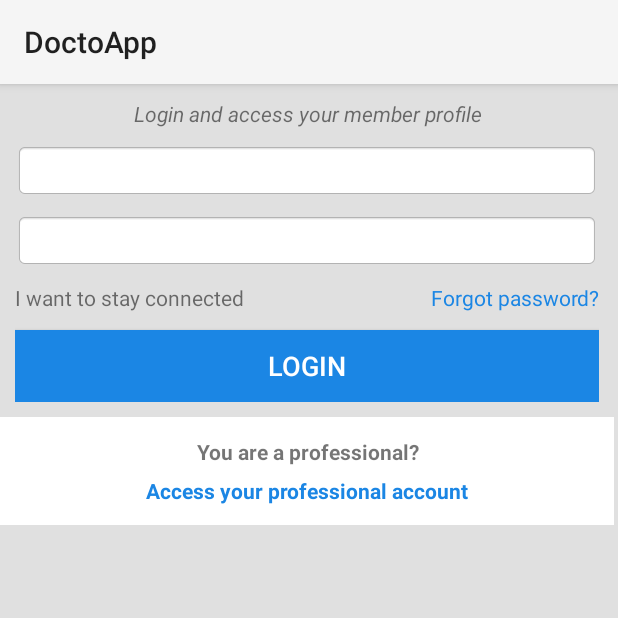
After one commit to JoachimLaviolette/doctoApp-android, an Android app: the LoginActivity screen opened directly, with no data from a screen before it, on a phone screen of 412 x 824 dp, the top half of it. The commit adds this screen. Run offline under Robolectric (Android 15) with nearby library versions, the phone set to English and light mode, and no system bars; Roboto replaces fonts that are not available here.

Commit message:
Created Login activity and linked it to Main activity.

```diff
--- a/app/src/main/AndroidManifest.xml
+++ b/app/src/main/AndroidManifest.xml
@@ -9,6 +9,7 @@
         android:roundIcon="@mipmap/ic_launcher_round"
         android:supportsRtl="true"
         android:theme="@style/AppTheme">
+        <activity android:name=".LoginActivity"></activity>
         <activity android:name=".MainActivity">
             <intent-filter>
                 <action android:name="android.intent.action.MAIN" />
@@ -16,6 +17,7 @@
                 <category android:name="android.intent.category.LAUNCHER" />
             </intent-filter>
         </activity>
+
         <meta-data
             android:name="preloaded_fonts"
             android:resource="@array/preloaded_fonts" />
--- /dev/null
+++ b/app/src/main/java/if26/android/doctoapp/LoginActivity.java
@@ -0,0 +1,14 @@
+package if26.android.doctoapp;
+
+import androidx.appcompat.app.AppCompatActivity;
+
+import android.os.Bundle;
+
+public class LoginActivity extends AppCompatActivity {
+
+    @Override
+    protected void onCreate(Bundle savedInstanceState) {
+        super.onCreate(savedInstanceState);
+        setContentView(R.layout.activity_login);
+    }
+}
--- a/app/src/main/java/if26/android/doctoapp/MainActivity.java
+++ b/app/src/main/java/if26/android/doctoapp/MainActivity.java
@@ -2,13 +2,49 @@
 
 import androidx.appcompat.app.AppCompatActivity;
 
+import android.content.Intent;
 import android.os.Bundle;
+import android.view.View;
+import android.widget.Button;
+import android.widget.ImageButton;
 
-public class MainActivity extends AppCompatActivity {
+public class MainActivity
+        extends AppCompatActivity
+        implements View.OnClickListener {
+
+    private ImageButton loginBtn;
 
     @Override
     protected void onCreate(Bundle savedInstanceState) {
         super.onCreate(savedInstanceState);
         setContentView(R.layout.activity_main);
+
+        this.Instantiate();
+        this.SubscribeEvents();
+
+    }
+
+    private void Instantiate() {
+        this.loginBtn = findViewById(R.id.main_login);
+    }
+
+    private void SubscribeEvents() {
+        this.loginBtn.setOnClickListener(this);
+    }
+
+    @Override
+    public void onClick(View v) {
+        switch (v.getId()) {
+            case R.id.main_login:
+                this.Login();
+                break;
+            default:
+                return;
+        }
+    }
+
+    private void Login() {
+        Intent i = new Intent(MainActivity.this, LoginActivity.class);
+        startActivity(i);
     }
 }
--- /dev/null
+++ b/app/src/main/res/layout/activity_login.xml
@@ -0,0 +1,129 @@
+<?xml version="1.0" encoding="utf-8"?>
+<androidx.constraintlayout.widget.ConstraintLayout xmlns:android="http://schemas.android.com/apk/res/android"
+    xmlns:app="http://schemas.android.com/apk/res-auto"
+    xmlns:tools="http://schemas.android.com/tools"
+    android:layout_width="match_parent"
+    android:layout_height="match_parent"
+    android:background="#E0E0E0"
+    tools:context=".LoginActivity">
+
+    <LinearLayout
+        android:layout_width="409dp"
+        android:layout_height="729dp"
+        android:orientation="vertical"
+        tools:layout_editor_absoluteX="1dp"
+        tools:layout_editor_absoluteY="1dp">
+
+        <TextView
+            android:id="@+id/login_caption"
+            android:layout_width="match_parent"
+            android:layout_height="wrap_content"
+            android:layout_marginTop="10sp"
+            android:layout_marginBottom="10sp"
+            android:paddingLeft="10sp"
+            android:paddingRight="10sp"
+            android:text="@string/login_caption"
+            android:textAlignment="center"
+            android:textStyle="normal|italic" />
+
+        <LinearLayout
+            android:layout_width="match_parent"
+            android:layout_height="wrap_content"
+            android:orientation="vertical"
+            android:paddingLeft="10sp"
+            android:paddingRight="10sp">
+
+            <EditText
+                android:id="@+id/login_username"
+                android:layout_width="match_parent"
+                android:layout_height="wrap_content"
+                android:background="@android:drawable/editbox_background_normal"
+                android:ems="10"
+                android:inputType="textPersonName" />
+
+            <EditText
+                android:id="@+id/login_pwd"
+                android:layout_width="match_parent"
+                android:layout_height="wrap_content"
+                android:layout_marginTop="10sp"
+                android:background="@android:drawable/editbox_background_normal"
+                android:ems="10"
+                android:inputType="textPassword" />
+
+            <LinearLayout
+                android:layout_width="match_parent"
+                android:layout_height="31dp"
+                android:layout_marginTop="10sp"
+                android:orientation="horizontal">
+
+                <TextView
+                    android:id="@+id/login_stay_logged"
+                    android:layout_width="wrap_content"
+                    android:layout_height="wrap_content"
+                    android:layout_weight="1"
+                    android:text="@string/login_stay_logged" />
+
+                <TextView
+                    android:id="@+id/login_forgot_pwd"
+                    android:layout_width="wrap_content"
+                    android:layout_height="wrap_content"
+                    android:layout_weight="1"
+                    android:text="@string/login_forgot_pwd"
+                    android:textAlignment="viewEnd"
+                    android:textColor="@color/login_forgot_pwd"
+                    android:textColorHighlight="@color/login_forgot_pwd"
+                    android:textColorHint="@color/login_forgot_pwd"
+                    android:textColorLink="@color/login_forgot_pwd"
+                    android:textStyle="normal" />
+
+            </LinearLayout>
+
+            <Button
+                android:id="@+id/login_btn"
+                android:layout_width="match_parent"
+                android:layout_height="wrap_content"
+                android:background="@color/login_btn_background"
+                android:text="@string/login_btn"
+                android:textColor="@color/login_btn_text"
+                android:textColorHighlight="@color/login_btn_text"
+                android:textColorHint="@color/login_btn_text"
+                android:textColorLink="@color/login_btn_text"
+                android:textSize="18sp"
+                android:textStyle="normal" />
+
+        </LinearLayout>
+
+        <LinearLayout
+            android:layout_width="match_parent"
+            android:layout_height="wrap_content"
+            android:layout_marginTop="10sp"
+            android:background="@color/login_signup_background"
+            android:orientation="vertical"
+            android:paddingTop="10sp"
+            android:paddingBottom="10sp">
+
+            <TextView
+                android:id="@+id/login_signup_caption"
+                android:layout_width="match_parent"
+                android:layout_height="wrap_content"
+                android:padding="3sp"
+                android:text="@string/login_signup_caption"
+                android:textAlignment="center"
+                android:textStyle="normal|bold" />
+
+            <TextView
+                android:id="@+id/login_signup_link"
+                android:layout_width="match_parent"
+                android:layout_height="wrap_content"
+                android:padding="3sp"
+                android:text="@string/login_signup_link"
+                android:textAlignment="center"
+                android:textColor="@color/login_signup_link"
+                android:textColorHighlight="@color/login_signup_link"
+                android:textColorHint="@color/login_signup_link"
+                android:textColorLink="@color/login_signup_link"
+                android:textStyle="normal|bold" />
+        </LinearLayout>
+
+    </LinearLayout>
+</androidx.constraintlayout.widget.ConstraintLayout>
--- a/app/src/main/res/layout/activity_main.xml
+++ b/app/src/main/res/layout/activity_main.xml
@@ -18,7 +18,7 @@
             android:orientation="horizontal">
 
             <TextView
-                android:id="@+id/main-logo"
+                android:id="@+id/main_logo"
                 android:layout_width="353dp"
                 android:layout_height="wrap_content"
                 android:fontFamily="@font/fredoka_one"
@@ -29,7 +29,7 @@
                 android:textSize="30sp" />
 
             <ImageButton
-                android:id="@+id/main-login"
+                android:id="@+id/main_login"
                 android:layout_width="42dp"
                 android:layout_height="38dp"
                 android:layout_marginTop="20dp"
@@ -44,7 +44,7 @@
             android:paddingTop="60sp">
 
             <TextView
-                android:id="@+id/main-caption"
+                android:id="@+id/main_caption"
                 android:layout_width="276dp"
                 android:layout_height="wrap_content"
                 android:layout_marginLeft="60sp"
--- a/app/src/main/res/values/colors.xml
+++ b/app/src/main/res/values/colors.xml
@@ -12,4 +12,14 @@
     <color name="main_search_btn_background">#FF7509</color>
     <color name="main_search_btn_text">#FFFFFF</color>
 
+    <!-- Login -->
+    <color name="login_background">#E4E4E4</color>
+    <color name="login_caption">#696969</color>
+    <color name="login_forgot_pwd">#1B86E4</color>
+    <color name="login_btn_background">#1B86E4</color>
+    <color name="login_btn_text">#FFFFFF</color>
+    <color name="login_signup_background">#FFFFFF</color>
+    <color name="login_signup_caption">#252525</color>
+    <color name="login_signup_link">#1B86E4</color>
+
 </resources>
--- a/app/src/main/res/values/strings.xml
+++ b/app/src/main/res/values/strings.xml
@@ -4,4 +4,14 @@
     <!-- Main -->
     <string name="main_caption">Book an appointment with a specialized doctor online</string>
     <string name="main_search_btn">Search</string>
+
+    <!-- Login -->
+    <string name="login_caption">Login and access your member profile</string>
+    <string name="login_username_placeholder">Email or phone number</string>
+    <string name="login_pwd_placeholder">Password</string>
+    <string name="login_stay_logged">I want to stay connected</string>
+    <string name="login_forgot_pwd">Forgot password?</string>
+    <string name="login_btn">Login</string>
+    <string name="login_signup_caption">You are a professional?</string>
+    <string name="login_signup_link">Access your professional account</string>
 </resources>
```
